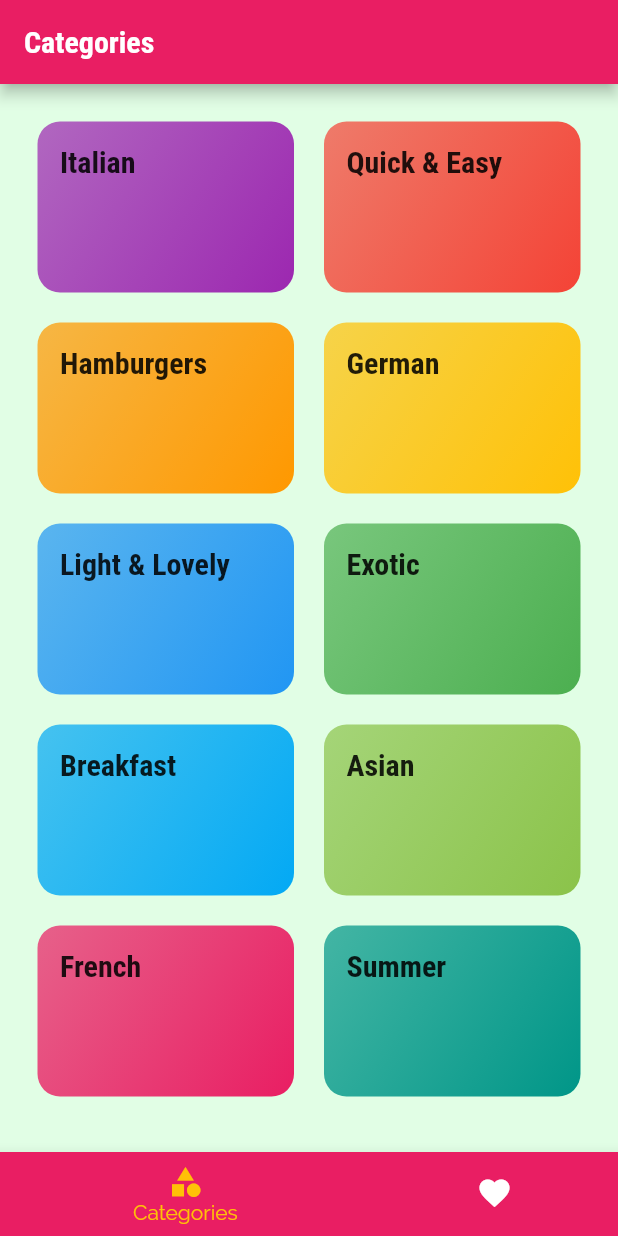
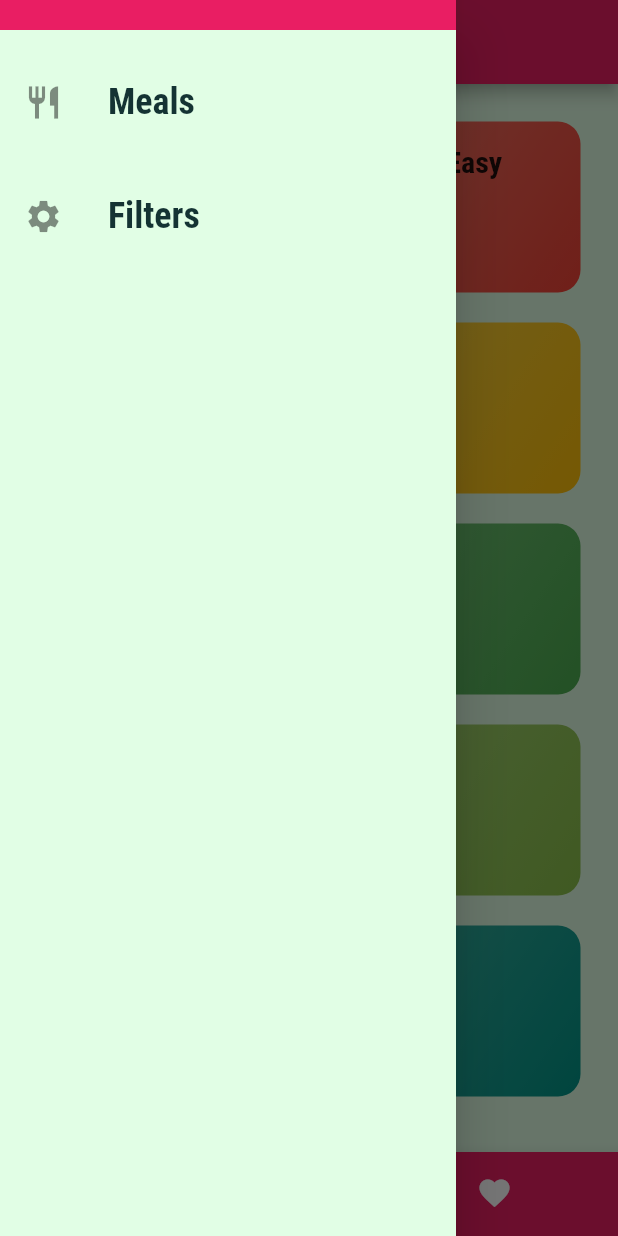
Before and after one commit to Ryss-D/meals_app, a Flutter app: the screen it shows after launch, with the side drawer open (before the commit the screen has no drawer), on a phone screen of 412 x 824 dp. Run offline on Flutter 3.47's test engine with Material 2 defaults, Android fonts, the phone set to English and light mode, and no system bars.

Commit message:
feat: added customDrawer

```diff
--- a/lib/main.dart
+++ b/lib/main.dart
@@ -1,4 +1,5 @@
 import 'package:flutter/material.dart';
+import 'package:meals/screens/filter_screen.dart';
 import './screens/categories_screen.dart';
 import './screens/category_meals_screen.dart';
 import './screens/meals_detail_screen.dart';
@@ -39,6 +40,7 @@ class MyApp extends StatelessWidget {
         '/': (context) => TabsScreen(),
         CategoryMealsScreen.routeName: (context) => CategoryMealsScreen(),
         MealDetailScreen.routeName: (context) => MealDetailScreen(),
+        FilterScreen.routeName: (context) => FilterScreen(),
       },
       // onGenerateRoute: (settings) {
       //   //allow us to acces to setting.name too, this is a flexible way to generate routes
--- /dev/null
+++ b/lib/screens/filter_screen.dart
@@ -0,0 +1,9 @@
+import 'package:flutter/material.dart';
+
+class FilterScreen extends StatelessWidget {
+  static const routeName = '/filters';
+  @override
+  Widget build(BuildContext context) {
+    return Container();
+  }
+}
--- a/lib/screens/tabs_screen.dart
+++ b/lib/screens/tabs_screen.dart
@@ -1,4 +1,6 @@
 import 'package:flutter/material.dart';
+
+import '../widgets/main_drawer.dart';
 import './categories_screen.dart';
 import './favorites_screen.dart';
 
@@ -49,6 +51,8 @@ class _TabsScreenState extends State<TabsScreen> {
       //     FavoritesScreen(),
       // ],
       // ),
+      //a drawer is the hamburger menu who opens
+      drawer: MainDrawer(),
       body: _pages[_selectedPageIndex]['page'] as Widget,
       bottomNavigationBar: BottomNavigationBar(
         onTap: _selectPage,
--- /dev/null
+++ b/lib/widgets/main_drawer.dart
@@ -0,0 +1,65 @@
+import 'package:flutter/material.dart';
+import 'package:meals/screens/filter_screen.dart';
+
+class MainDrawer extends StatelessWidget {
+  Widget buildListTile(IconData icon, String title, VoidCallback tapHandler) {
+    return ListTile(
+        leading: Icon(
+          icon,
+          size: 26,
+        ),
+        title: Text(
+          title,
+          style: const TextStyle(
+              fontFamily: 'RobotoCondensed',
+              fontSize: 24,
+              fontWeight: FontWeight.bold),
+        ),
+        onTap: tapHandler);
+  }
+
+  @override
+  Widget build(BuildContext context) {
+    return Drawer(
+      child: Column(
+        children: [
+          Container(
+            height: 20,
+            width: double.infinity,
+            padding: const EdgeInsets.all(20),
+            alignment: Alignment.centerLeft,
+            color: Theme.of(context).colorScheme.primary,
+            child: Text(
+              'Cooking up!',
+              style: TextStyle(
+                fontWeight: FontWeight.w900,
+                fontSize: 30,
+                color: Theme.of(context).colorScheme.primary,
+              ),
+            ),
+          ),
+          const SizedBox(
+            height: 20,
+          ),
+          buildListTile(
+            Icons.restaurant,
+            'Meals',
+            () {
+              Navigator.of(context).pushNamed('/');
+            },
+          ),
+          const SizedBox(
+            height: 20,
+          ),
+          buildListTile(
+            Icons.settings,
+            'Filters',
+            () {
+              Navigator.of(context).pushNamed(FilterScreen.routeName);
+            },
+          )
+        ],
+      ),
+    );
+  }
+}
```
